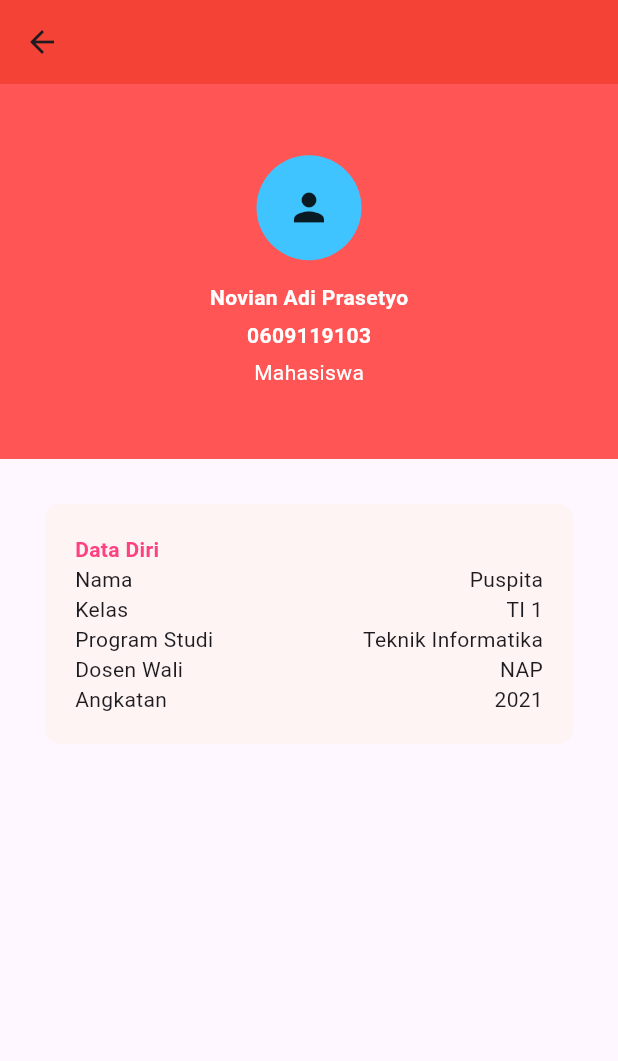
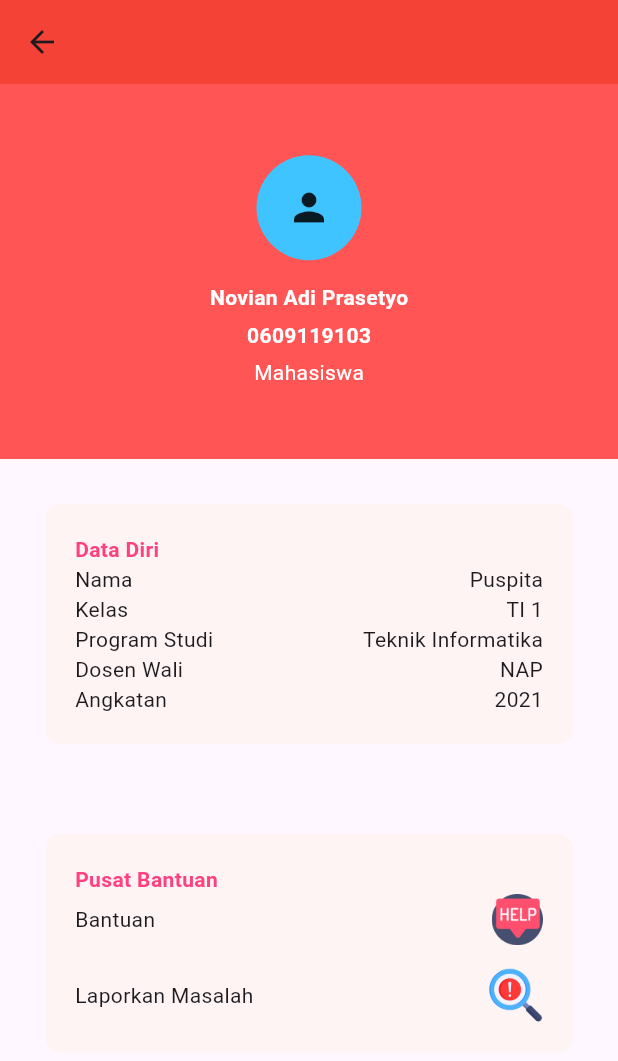
Before and after one commit to novian66/0609119103_ti1_ppb2324-2, a Flutter app: the screen it shows after launch, on a phone screen of 412 x 824 dp. Shown: the top 1061 px of the screen. Run offline on Flutter 3.47's test engine with Material 3 defaults, Android fonts, the phone set to English and light mode, and no system bars.

Commit message:
step 7 : container pusat bantuan

```diff
--- a/layouting (Pertemuan 4)/layouting/lib/main.dart
+++ b/layouting (Pertemuan 4)/layouting/lib/main.dart
@@ -18,7 +18,8 @@ class MyApp extends StatelessWidget {
         leading: Icon(Icons.arrow_back),
         backgroundColor: Colors.red,
       ),body: ListView(
-        children: [Container(
+        children: [
+          Container(
           height: 250,
           color: Color.fromARGB(255, 255, 85, 85),
           child: Column(
@@ -49,7 +50,7 @@ class MyApp extends StatelessWidget {
             ],
           ),
         ),
-        Container(
+          Container(
           margin: EdgeInsets.all(30),
           padding: EdgeInsets.all(20),
           decoration: BoxDecoration(
@@ -105,10 +106,44 @@ class MyApp extends StatelessWidget {
 
 
           ]
-        ),)
+        ),),
+          Container(
+            margin: EdgeInsets.all(30),
+            padding: EdgeInsets.all(20),
+            decoration: BoxDecoration(
+                 borderRadius: BorderRadius.circular(10),
+                 color: Color(0xffFEF4F3)
+             ),
+             child: Column(
+crossAxisAlignment: CrossAxisAlignment.start,
+children: [
+  Text("Pusat Bantuan", style: TextStyle(
+                   fontWeight: FontWeight.bold,
+                   color: Colors.pinkAccent
+                 ),),
+                                  Row(
+                   mainAxisAlignment: MainAxisAlignment.spaceBetween,
+                   children: [
+                     Text("Bantuan"),
+                     Image.asset("assets/682055.png",scale: 15)
+                   ],
+                 ),
+                 SizedBox(height: 15,),
+Row(
+                   mainAxisAlignment: MainAxisAlignment.spaceBetween,
+                   children: [
+                     Text("Laporkan Masalah"),
+                     Image.asset("assets/10266358.png",scale: 14)
+                   ],
+                 ),
+],
 
+             ),
+
+          )
         ],
-      ),)
+      ),
+      )
     );
   }
 }
```
